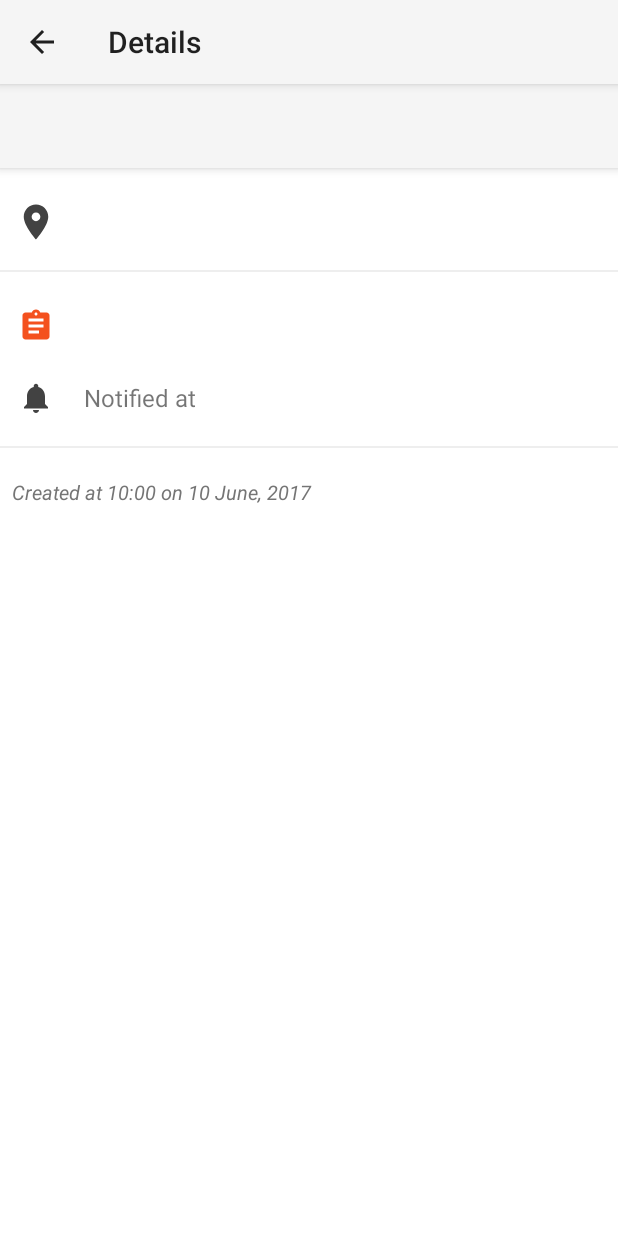
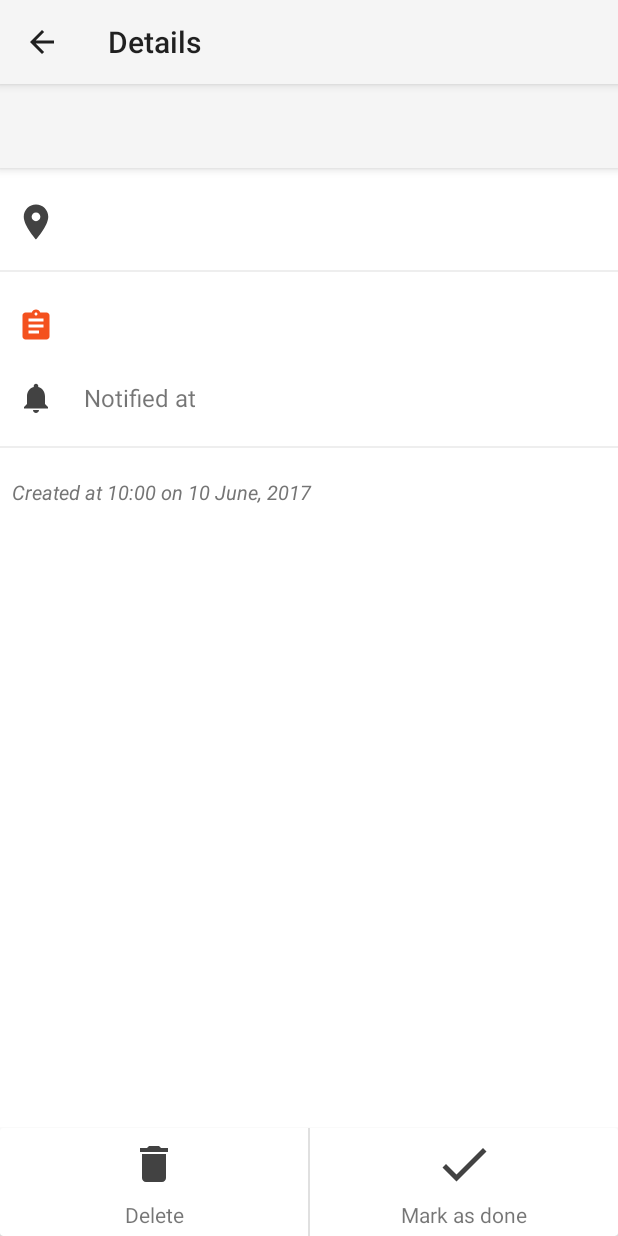
Before and after one commit to pranitk/Location-reminder, an Android app: the ViewReminder screen opened directly, with no data from a screen before it, on a phone screen of 412 x 824 dp. Run offline under Robolectric (Android 15) with nearby library versions, the phone set to English and light mode, and no system bars; 1 statement that could not run was skipped.

Commit message:
Added icons in 'View reminder' page..

```diff
--- /dev/null
+++ b/app/src/main/res/drawable/ic_delete_dark.xml
@@ -0,0 +1,9 @@
+<vector xmlns:android="http://schemas.android.com/apk/res/android"
+        android:width="24dp"
+        android:height="24dp"
+        android:viewportWidth="24.0"
+        android:viewportHeight="24.0">
+    <path
+        android:fillColor="@color/grey_800"
+        android:pathData="M6,19c0,1.1 0.9,2 2,2h8c1.1,0 2,-0.9 2,-2V7H6v12zM19,4h-3.5l-1,-1h-5l-1,1H5v2h14V4z"/>
+</vector>
--- /dev/null
+++ b/app/src/main/res/drawable/ic_done_dark.xml
@@ -0,0 +1,9 @@
+<vector xmlns:android="http://schemas.android.com/apk/res/android"
+        android:width="24dp"
+        android:height="24dp"
+        android:viewportWidth="24.0"
+        android:viewportHeight="24.0">
+    <path
+        android:fillColor="@color/grey_800"
+        android:pathData="M9,16.2L4.8,12l-1.4,1.4L9,19 21,7l-1.4,-1.4L9,16.2z"/>
+</vector>
--- a/app/src/main/res/layout/activity_view_reminder.xml
+++ b/app/src/main/res/layout/activity_view_reminder.xml
@@ -19,6 +19,7 @@
 
 
     <android.support.v4.widget.NestedScrollView
+        android:layout_marginBottom="72dp"
         android:background="@android:color/white"
         app:layout_behavior="@string/appbar_scrolling_view_behavior"
         android:layout_width="match_parent"
@@ -152,5 +153,68 @@
 
     </android.support.v4.widget.NestedScrollView>
 
+    <android.support.v7.widget.CardView
+        app:cardElevation="@dimen/cardview_default_elevation"
+        android:layout_gravity="bottom"
+        android:layout_width="match_parent"
+        android:layout_height="72dp">
+
+
+        <LinearLayout
+            android:layout_width="match_parent"
+            android:layout_height="match_parent">
+
+            <LinearLayout
+                android:background="?attr/selectableItemBackground"
+                android:orientation="vertical"
+                android:layout_weight="1"
+                android:layout_width="0dp"
+                android:layout_height="match_parent">
+
+                <ImageView
+                    android:padding="8dp"
+                    app:srcCompat="@drawable/ic_delete_dark"
+                    android:layout_width="match_parent"
+                    android:layout_height="48dp" />
+
+                <TextView
+                    android:gravity="center"
+                    android:text="Delete"
+                    android:layout_width="match_parent"
+                    android:layout_height="wrap_content" />
+
+            </LinearLayout>
+
+            <View
+                android:background="@color/grey_300"
+                android:layout_width="1dp"
+                android:layout_height="match_parent"/>
+
+            <LinearLayout
+                android:background="?attr/selectableItemBackground"
+                android:orientation="vertical"
+                android:layout_weight="1"
+                android:layout_width="0dp"
+                android:layout_height="match_parent">
+
+                <ImageView
+                    android:padding="4dp"
+                    app:srcCompat="@drawable/ic_done_dark"
+                    android:layout_width="match_parent"
+                    android:layout_height="48dp" />
+
+                <TextView
+                    android:gravity="center"
+                    android:text="Mark as done"
+                    android:layout_width="match_parent"
+                    android:layout_height="wrap_content" />
+
+            </LinearLayout>
+
+
+        </LinearLayout>
+
+    </android.support.v7.widget.CardView>
+
 
 </android.support.design.widget.CoordinatorLayout>
```
